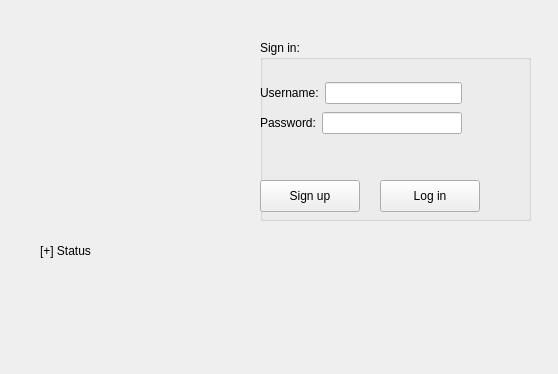
Before: the Qt Designer form login.ui in Texvss/Spotify_project, drawn with Qt 5.
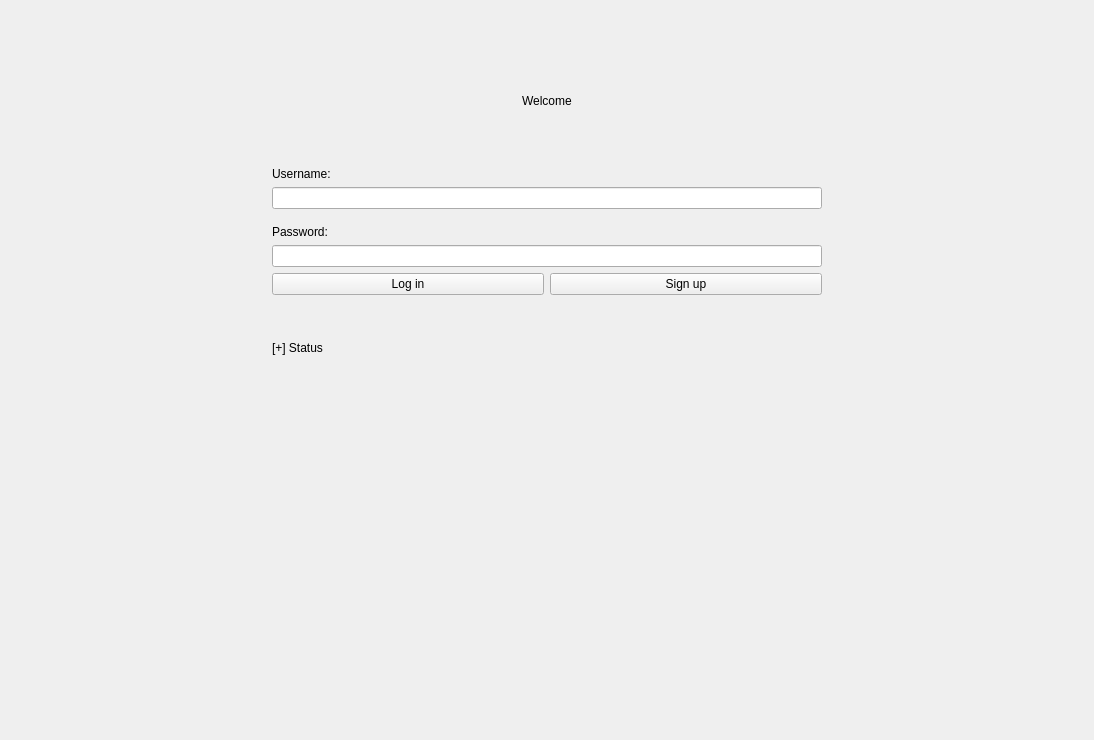
After: the same form once the commit is applied. Icons and pictures are not drawn.

Patch:
```diff
--- a/login.ui
+++ b/login.ui
@@ -6,125 +6,214 @@
    <rect>
     <x>0</x>
     <y>0</y>
-    <width>558</width>
-    <height>374</height>
+    <width>1094</width>
+    <height>740</height>
    </rect>
   </property>
   <property name="windowTitle">
    <string>Form</string>
   </property>
-  <widget class="QLabel" name="label">
-   <property name="geometry">
-    <rect>
-     <x>40</x>
-     <y>230</y>
-     <width>381</width>
-     <height>41</height>
-    </rect>
-   </property>
-   <property name="text">
-    <string>[+] Status</string>
-   </property>
-  </widget>
-  <widget class="QGroupBox" name="groupBox">
-   <property name="geometry">
-    <rect>
-     <x>260</x>
-     <y>40</y>
-     <width>271</width>
-     <height>181</height>
-    </rect>
-   </property>
-   <property name="title">
-    <string>Sign in:</string>
-   </property>
-   <widget class="QPushButton" name="loginButton">
-    <property name="geometry">
-     <rect>
-      <x>120</x>
-      <y>140</y>
-      <width>100</width>
-      <height>32</height>
-     </rect>
-    </property>
-    <property name="text">
-     <string>Log in</string>
-    </property>
-   </widget>
-   <widget class="QPushButton" name="signupButton">
-    <property name="geometry">
-     <rect>
-      <x>0</x>
-      <y>140</y>
-      <width>100</width>
-      <height>32</height>
-     </rect>
-    </property>
-    <property name="text">
-     <string>Sign up</string>
-    </property>
-   </widget>
-   <widget class="QWidget" name="layoutWidget">
-    <property name="geometry">
-     <rect>
-      <x>0</x>
-      <y>40</y>
-      <width>202</width>
-      <height>58</height>
-     </rect>
-    </property>
-    <layout class="QVBoxLayout" name="verticalLayout">
+  <layout class="QGridLayout" name="gridLayout">
+   <item row="1" column="1">
+    <layout class="QVBoxLayout" name="verticalLayout_2">
      <item>
       <layout class="QHBoxLayout" name="horizontalLayout">
        <item>
-        <widget class="QLabel" name="usernameLabel">
+        <spacer name="horizontalSpacer_2">
+         <property name="orientation">
+          <enum>Qt::Orientation::Horizontal</enum>
+         </property>
+         <property name="sizeType">
+          <enum>QSizePolicy::Policy::Fixed</enum>
+         </property>
+         <property name="sizeHint" stdset="0">
+          <size>
+           <width>250</width>
+           <height>40</height>
+          </size>
+         </property>
+        </spacer>
+       </item>
+       <item>
+        <widget class="QLabel" name="label_2">
          <property name="text">
-          <string>Username:</string>
+          <string>Welcome</string>
          </property>
         </widget>
        </item>
        <item>
-        <widget class="QLineEdit" name="usernameLine"/>
+        <spacer name="horizontalSpacer">
+         <property name="orientation">
+          <enum>Qt::Orientation::Horizontal</enum>
+         </property>
+         <property name="sizeType">
+          <enum>QSizePolicy::Policy::Fixed</enum>
+         </property>
+         <property name="sizeHint" stdset="0">
+          <size>
+           <width>250</width>
+           <height>20</height>
+          </size>
+         </property>
+        </spacer>
        </item>
       </layout>
      </item>
+     <item>
+      <spacer name="verticalSpacer_2">
+       <property name="orientation">
+        <enum>Qt::Orientation::Vertical</enum>
+       </property>
+       <property name="sizeType">
+        <enum>QSizePolicy::Policy::Fixed</enum>
+       </property>
+       <property name="sizeHint" stdset="0">
+        <size>
+         <width>20</width>
+         <height>40</height>
+        </size>
+       </property>
+      </spacer>
+     </item>
+     <item>
+      <widget class="QLabel" name="usernameLabel">
+       <property name="text">
+        <string>Username:</string>
+       </property>
+      </widget>
+     </item>
+     <item>
+      <widget class="QLineEdit" name="usernameLine"/>
+     </item>
+     <item>
+      <spacer name="verticalSpacer_3">
+       <property name="orientation">
+        <enum>Qt::Orientation::Vertical</enum>
+       </property>
+       <property name="sizeType">
+        <enum>QSizePolicy::Policy::Fixed</enum>
+       </property>
+       <property name="sizeHint" stdset="0">
+        <size>
+         <width>20</width>
+         <height>10</height>
+        </size>
+       </property>
+      </spacer>
+     </item>
+     <item>
+      <widget class="QLabel" name="passwordLabel">
+       <property name="text">
+        <string>Password:</string>
+       </property>
+      </widget>
+     </item>
+     <item>
+      <widget class="QLineEdit" name="passwordLine">
+       <property name="echoMode">
+        <enum>QLineEdit::EchoMode::Password</enum>
+       </property>
+      </widget>
+     </item>
      <item>
       <layout class="QHBoxLayout" name="horizontalLayout_2">
        <item>
-        <widget class="QLabel" name="passwordLabel">
+        <widget class="QPushButton" name="loginButton">
          <property name="text">
-          <string>Password:</string>
+          <string>Log in</string>
          </property>
         </widget>
        </item>
        <item>
-        <widget class="QLineEdit" name="passwordLine">
-         <property name="echoMode">
-          <enum>QLineEdit::Password</enum>
+        <widget class="QPushButton" name="signupButton">
+         <property name="text">
+          <string>Sign up</string>
          </property>
         </widget>
        </item>
       </layout>
      </item>
+     <item>
+      <spacer name="verticalSpacer">
+       <property name="orientation">
+        <enum>Qt::Orientation::Vertical</enum>
+       </property>
+       <property name="sizeType">
+        <enum>QSizePolicy::Policy::Fixed</enum>
+       </property>
+       <property name="sizeHint" stdset="0">
+        <size>
+         <width>20</width>
+         <height>40</height>
+        </size>
+       </property>
+      </spacer>
+     </item>
+     <item>
+      <widget class="QLabel" name="label">
+       <property name="text">
+        <string>[+] Status</string>
+       </property>
+      </widget>
+     </item>
     </layout>
-   </widget>
-  </widget>
-  <widget class="QLabel" name="picrure">
-   <property name="geometry">
-    <rect>
-     <x>30</x>
-     <y>40</y>
-     <width>211</width>
-     <height>171</height>
-    </rect>
-   </property>
-   <property name="text">
-    <string/>
-   </property>
-   <property name="pixmap">
-    <pixmap>../../picture.png</pixmap>
-   </property>
-  </widget>
+   </item>
+   <item row="0" column="1">
+    <spacer name="verticalSpacer_4">
+     <property name="orientation">
+      <enum>Qt::Orientation::Vertical</enum>
+     </property>
+     <property name="sizeType">
+      <enum>QSizePolicy::Policy::Fixed</enum>
+     </property>
+     <property name="sizeHint" stdset="0">
+      <size>
+       <width>20</width>
+       <height>70</height>
+      </size>
+     </property>
+    </spacer>
+   </item>
+   <item row="1" column="2">
+    <spacer name="horizontalSpacer_4">
+     <property name="orientation">
+      <enum>Qt::Orientation::Horizontal</enum>
+     </property>
+     <property name="sizeHint" stdset="0">
+      <size>
+       <width>40</width>
+       <height>20</height>
+      </size>
+     </property>
+    </spacer>
+   </item>
+   <item row="1" column="0">
+    <spacer name="horizontalSpacer_3">
+     <property name="orientation">
+      <enum>Qt::Orientation::Horizontal</enum>
+     </property>
+     <property name="sizeHint" stdset="0">
+      <size>
+       <width>40</width>
+       <height>20</height>
+      </size>
+     </property>
+    </spacer>
+   </item>
+   <item row="2" column="1">
+    <spacer name="verticalSpacer_5">
+     <property name="orientation">
+      <enum>Qt::Orientation::Vertical</enum>
+     </property>
+     <property name="sizeHint" stdset="0">
+      <size>
+       <width>20</width>
+       <height>40</height>
+      </size>
+     </property>
+    </spacer>
+   </item>
+  </layout>
  </widget>
  <resources/>
  <connections/>
```
